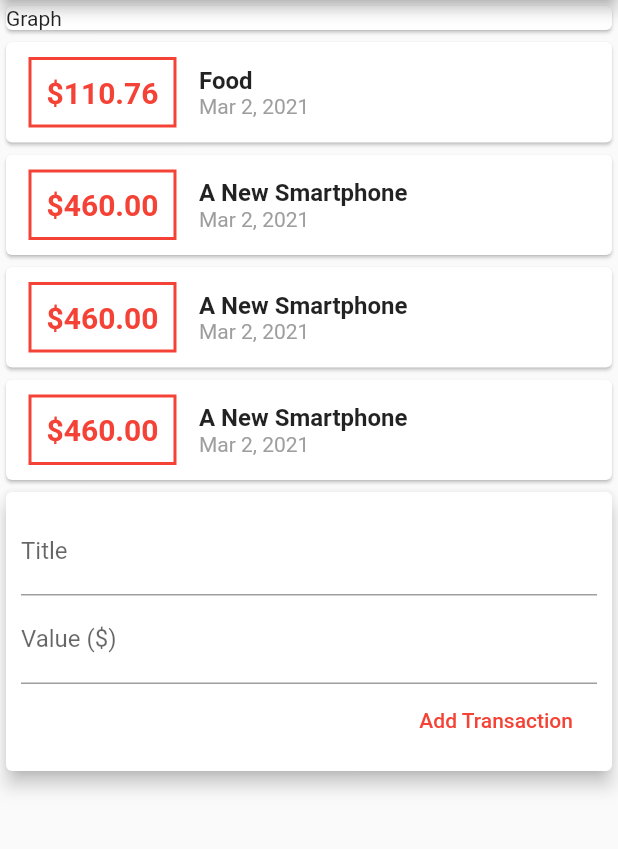
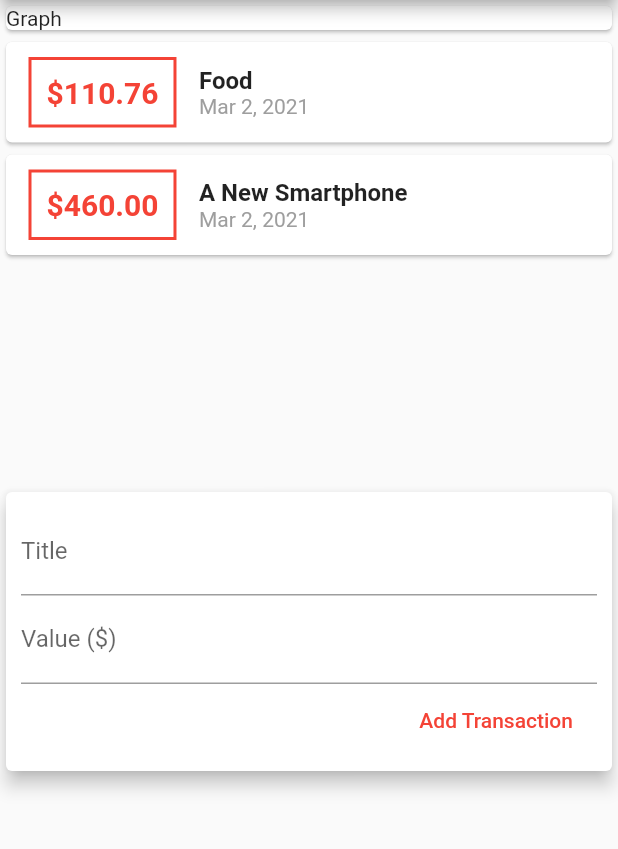
Before and after one commit to dominickbrasileiro/flutter_expenses, a Flutter app: the screen it shows after launch, after a tap on "Add Transaction", on a phone screen of 412 x 824 dp, the part 84-933 px from its top. Run offline on Flutter 3.47's test engine with Material 2 defaults, Android fonts, the phone set to English and light mode, and no system bars.

Commit message:
feat: improve transaction form accessibility

```diff
--- a/lib/components/transaction_form.dart
+++ b/lib/components/transaction_form.dart
@@ -7,6 +7,18 @@ class TransactionForm extends StatelessWidget {
 
   final titleController = TextEditingController();
   final valueController = TextEditingController();
+
+  _submitForm() {
+    final title = titleController.text;
+    final value = double.tryParse(valueController.text) ?? 0;
+    final intValue = (value * 100).round();
+
+    if (title.isEmpty || intValue <= 0) {
+      return;
+    }
+
+    onSubmit(title, intValue);
+  }
 
   @override
   Widget build(BuildContext context) {
@@ -24,6 +36,8 @@ class TransactionForm extends StatelessWidget {
             ),
             TextField(
               controller: valueController,
+              keyboardType: TextInputType.numberWithOptions(decimal: true),
+              onSubmitted: (_) => _submitForm(),
               decoration: InputDecoration(
                 labelText: 'Value (\$)',
               ),
@@ -36,14 +50,7 @@ class TransactionForm extends StatelessWidget {
                   child: Text(
                     'Add Transaction',
                   ),
-                  onPressed: () {
-                    final title = titleController.text;
-                    final value = double.tryParse(valueController.text) ?? 0;
-
-                    final intValue = (value * 100).round();
-
-                    onSubmit(title, intValue);
-                  },
+                  onPressed: _submitForm,
                 ),
               ],
             ),
--- a/lib/components/transaction_user.dart
+++ b/lib/components/transaction_user.dart
@@ -16,36 +16,6 @@ class _TransactionUserState extends State<TransactionUser> {
       id: 1,
       title: 'Food',
       value: 11076,
-      date: DateTime.now(),
-    ),
-    Transaction(
-      id: 2,
-      title: 'A New Smartphone',
-      value: 46000,
-      date: DateTime.now(),
-    ),
-    Transaction(
-      id: 2,
-      title: 'A New Smartphone',
-      value: 46000,
-      date: DateTime.now(),
-    ),
-    Transaction(
-      id: 2,
-      title: 'A New Smartphone',
-      value: 46000,
-      date: DateTime.now(),
-    ),
-    Transaction(
-      id: 2,
-      title: 'A New Smartphone',
-      value: 46000,
-      date: DateTime.now(),
-    ),
-    Transaction(
-      id: 2,
-      title: 'A New Smartphone',
-      value: 46000,
       date: DateTime.now(),
     ),
     Transaction(
```
